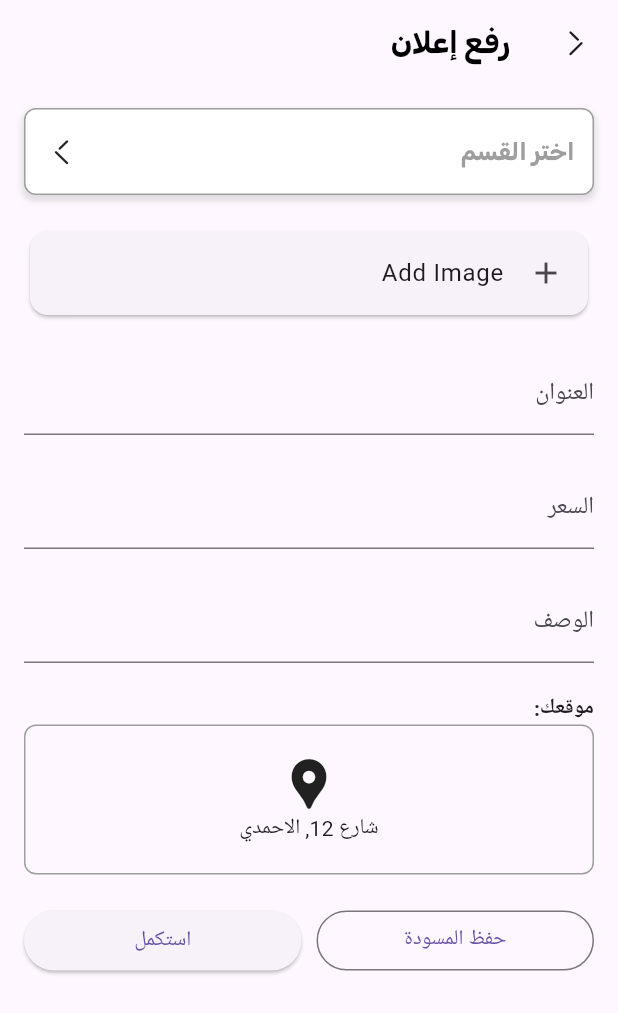
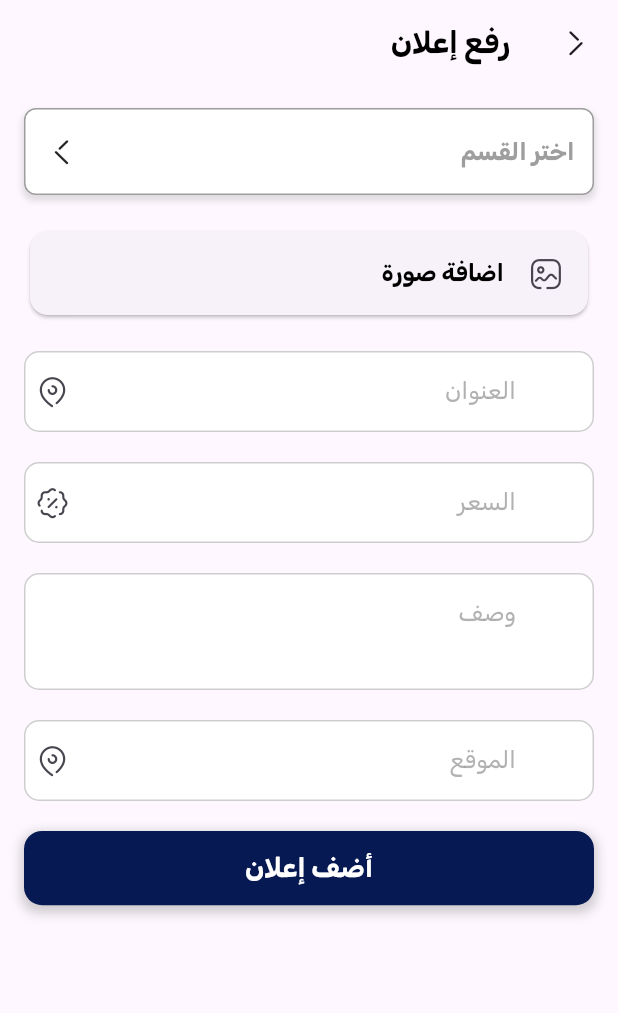
Before and after one commit to ibrahim-atef/sell-buy-app, a Flutter app: the CreateAdScreen screen opened by its route, on a phone screen of 412 x 824 dp. Shown: the top 1013 px of the screen. Run offline on Flutter 3.47's test engine with Material 3 defaults, Android fonts, the phone set to English and light mode, and no system bars; our stand-ins replace cloud_firestore, country_code_picker, firebase_auth, firebase_core, firebase_messaging, firebase_storage and 5 more; accounts and stored records are empty.

Commit message:
complete creation of ad functionality

```diff
--- a/lib/Language/ar.dart
+++ b/lib/Language/ar.dart
@@ -208,4 +208,19 @@ const Map<String, String> ar = {
   "Outdoor Furniture": "أثاث خارجي",
   "Create Ad": "رفع إعلان",
   "choose category": "اختر القسم",
+  "Please select at least one image.": "الرجاء تحديد صورة واحدة على الأقل.",
+  "Your ad has been uploaded successfully!": "تم تحميل أعلانك بنجاح!",
+  "User data not available.": "بيانات المستخدم غير متوفرة.",
+  "Success": "تم",
+  "Add Image": "اضافة صورة",
+"Please enter title": "الرجاء ادخال العنوان",
+  "title": "العنوان",
+  "Please enter the price": "الرجاء ادخال السعر",
+  "price"   : "السعر",
+  "Please enter a description": "الرجاء ادخال وصف",
+  "description": "وصف",
+  "address": "الموقع",
+  "Please enter address": "الرجاء ادخال العنوان",
+  "Error": "خطأ",
+  "Please select category and subcategory" : "الرجاء تحديد القسم والقسم الفرعي",
 };
--- a/lib/Language/en.dart
+++ b/lib/Language/en.dart
@@ -211,4 +211,20 @@ const Map<String, String> en = {
   "Outdoor Furniture": "Outdoor Furniture",
   "Create Ad": "Create Ad",
   "choose category": "choose category",
+  "Please select at least one image." : "Please select at least one image.",
+  "Your ad has been uploaded successfully!" : "Your ad has been uploaded successfully!",
+  "User data not available." : "User data not available.",
+  "Success" : "Success",
+  "Add Image" : "Add Image",
+"Please enter title" : "Please enter title",
+  "title" : "title",
+  "Please enter the price" : "Please enter the price",
+  "price" : "price",
+  "Please enter a description" : "Please enter a description",
+  "description" : "description",
+  "address" : "address",
+  "Please enter address" : "Please enter address",
+  "Error" : "Error",
+  "Please select category and subcategory" : "Please select category and subcategory",
+
 };
--- a/lib/Model/ad_model.dart
+++ b/lib/Model/ad_model.dart
@@ -11,6 +11,7 @@ class ItemModel {
   String postedTime;
   String ownerName;
   String ownerID;
+  String ownerPhoneNum;
   String category;
   String subCategory;
   Timestamp createdAt;
@@ -28,6 +29,7 @@ class ItemModel {
     required this.postedTime,
     required this.ownerName,
     required this.ownerID,
+    required this.ownerPhoneNum,
     required this.category,
     required this.subCategory,
     required this.createdAt,
@@ -48,6 +50,7 @@ class ItemModel {
       postedTime: json['postedTime'],
       ownerName: json['ownerName'],
       ownerID: json['ownerID'],
+      ownerPhoneNum: json['ownerPhoneNum'],
       category: json['category'],
       subCategory: json['subCategory'],
       createdAt: json['createdAt'],
@@ -69,6 +72,7 @@ class ItemModel {
       'postedTime': postedTime,
       'ownerName': ownerName,
       'ownerID': ownerID,
+      'ownerPhoneNum': ownerPhoneNum,
       'category': category,
       'subCategory': subCategory,
       'createdAt': createdAt,
--- a/lib/View/Screens/MainLayoutScreens/CreateAd/create_ad_screen.dart
+++ b/lib/View/Screens/MainLayoutScreens/CreateAd/create_ad_screen.dart
@@ -2,7 +2,10 @@ import 'package:cloud_firestore/cloud_firestore.dart';
 import 'package:flutter/material.dart';
 import 'package:get/get.dart';
 import 'package:sell_buy/Routes/routes.dart';
+import 'package:sell_buy/Services/firestore_methods.dart';
 import 'package:sell_buy/Utilities/icons.dart';
+import 'package:sell_buy/View/Widgets/utilities_widgets/button_component.dart';
+import 'package:sell_buy/View/Widgets/utilities_widgets/custom_text_from_field.dart';
 import 'package:sell_buy/view/widgets/utilities_widgets/text_Component.dart';
 
 import '../../../../Controllers/create_ad_controller.dart';
@@ -17,23 +20,11 @@ class CreateAdScreen extends StatefulWidget {
 
 class _CreateAdScreenState extends State<CreateAdScreen> {
   final _formKey = GlobalKey<FormState>();
-  ItemModel _item = ItemModel(
-    title: '',
-    location: '',
-    imagePath: '',
-    price: '',
-    description: '',
-    category: '',
-    subCategory: '',
-    imageUrls: [],
-    postedTime: '',
-    ownerName: '',
-    ownerID: '',
-    isSuspended: false,
-    createdAt: Timestamp.now(),
-    updatedAt: Timestamp.now(),
-    id: '',
-  );
+  final TextEditingController titleController = TextEditingController();
+  final TextEditingController addressController = TextEditingController();
+  final TextEditingController priceController = TextEditingController();
+  final TextEditingController descriptionController = TextEditingController();
+
   final controller = Get.put(CreateAdController());
 
   @override
@@ -103,9 +94,14 @@ class _CreateAdScreenState extends State<CreateAdScreen> {
                       crossAxisAlignment: CrossAxisAlignment.stretch,
                       children: [
                         Card(
-                          child: const ListTile(
-                            leading: Icon(Icons.add),
-                            title: Text("Add Image"),
+                          child: ListTile(
+                            leading: Icon(IconBroken.Image),
+                            title: TextComponent(
+                              text: "Add Image".tr,
+                              color: Colors.black,
+                              size: 16,
+                              fontWeight: FontWeight.bold,
+                            ),
                           ),
                         ),
                         Container(
@@ -174,113 +170,122 @@ class _CreateAdScreenState extends State<CreateAdScreen> {
                   const SizedBox(height: 20),
 
                   // Title Field
-                  TextFormField(
-                    decoration: const InputDecoration(labelText: 'العنوان'),
+                  CustomTextFromField(
+                    controller: titleController,
+                    obscureText: false,
                     validator: (value) {
                       if (value == null || value.isEmpty) {
-                        return 'يرجى إدخال العنوان';
+                        return "Please enter title".tr;
                       }
-                      return null;
                     },
-                    onSaved: (value) {
-                      _item.title = value!;
-                    },
-                    onChanged: (value) {
-                      _item.title = value;
-                    },
+                    hintText: 'title'.tr,
+                    textInputType: TextInputType.text,
+                    suffixIcon: Icon(IconBroken.Location),
                   ),
+
                   const SizedBox(height: 20),
 
                   // Price Field
-                  TextFormField(
-                    decoration: const InputDecoration(labelText: 'السعر'),
-                    keyboardType: TextInputType.number,
+                  CustomTextFromField(
+                    controller: priceController,
+                    obscureText: false,
                     validator: (value) {
                       if (value == null || value.isEmpty) {
-                        return 'يرجى إدخال السعر';
+                        return 'Please enter the price'.tr;
                       }
-                      return null;
                     },
-                    onSaved: (value) {
-                      _item.price = value!;
-                    },
-                    onChanged: (value) {
-                      _item.price = value;
-                    },
+                    hintText: 'price'.tr,
+                    textInputType: TextInputType.number,
+                    suffixIcon: Icon(IconBroken.Discount),
                   ),
                   const SizedBox(height: 20),
 
                   // Description Field
-                  TextFormField(
-                    decoration: const InputDecoration(labelText: 'الوصف'),
+                  CustomTextFromField(
+                    controller: descriptionController,
+                    obscureText: false,
                     validator: (value) {
                       if (value == null || value.isEmpty) {
-                        return 'يرجى إدخال الوصف';
+                        return 'Please enter a description'.tr;
                       }
                       return null;
                     },
-                    onSaved: (value) {
-                      _item.description = value!;
-                    },
-                    onChanged: (value) {
-                      _item.description = value;
-                    },
+                    hintText: 'description'.tr,
+                    textInputType: TextInputType.multiline,
+                    maxLines: 2,
+                    suffixIcon: SizedBox.shrink(),
                   ),
                   const SizedBox(height: 20),
 
                   // Location Section
-                  const Text('موقعك:',
-                      style: TextStyle(fontWeight: FontWeight.bold)),
-                  GestureDetector(
-                    onTap: () {
-                      // Implement location picker functionality
+
+                  CustomTextFromField(
+                    controller: addressController,
+                    hintText: 'address'.tr,
+                    validator: (value) {
+                      if (value == null || value.isEmpty) {
+                        return 'Please enter address'.tr;
+                      }
+                      return null;
                     },
-                    child: Container(
-                      height: 100,
-                      width: double.infinity,
-                      decoration: BoxDecoration(
-                        border: Border.all(color: Colors.grey),
-                        borderRadius: BorderRadius.circular(8),
-                      ),
-                      child: Column(
-                        mainAxisAlignment: MainAxisAlignment.center,
-                        children: const [
-                          Icon(Icons.location_pin, size: 40),
-                          Text('شارع 12, الاحمدي'),
-                        ],
-                      ),
-                    ),
+                    obscureText: false,
+                    textInputType: TextInputType.text,
+                    suffixIcon: Icon(IconBroken.Location),
                   ),
                   const SizedBox(height: 20),
 
-                  // Save Draft & Continue Buttons
-                  Row(
-                    children: [
-                      Expanded(
-                        child: OutlinedButton(
-                          onPressed: () {
-                            // Save Draft Logic
-                          },
-                          child: const Text('حفظ المسودة'),
-                        ),
-                      ),
-                      const SizedBox(width: 10),
-                      Expanded(
-                        child: ElevatedButton(
+                  ButtonComponent(
                     onPressed: () {
                       if (_formKey.currentState!.validate()) {
-                              _formKey.currentState!.save();
+                        if ( controller.selectedCategoryId==null||controller.selectedSubcategoryId==null) {
+                          Get.snackbar("Error".tr, "Please select category and subcategory".tr);
+                        }else{                        // Create the ad object with the form data
+                          ItemModel ad = ItemModel(
+                            id: FireStoreMethods.usersAddsCollection.doc().id,
+                            title: titleController.text.trim(),
+                            description: descriptionController.text.trim(),
+                            location: addressController.text.trim(),
+                            imagePath: '',
+                            imageUrls: [],
+                            price: priceController.text.trim(),
+                            postedTime: DateTime.now().toString(),
+                            ownerName: 'Owner Name',
+                            ownerID: 'Owner ID',
+                            ownerPhoneNum :"00000000",
+                            category: controller.selectedCategoryId ?? 'Unknown',
+                            subCategory:
+                            controller.selectedSubcategoryId ?? 'Unknown',
+                            createdAt: Timestamp.now(),
+                            updatedAt: Timestamp.now(),
+                          );
+
+                          // Call the controller's method to upload the ad
+                          if (controller.isAddingAd.value == false) {
+                            controller.uploadAd(ad);
+                          }
+
+                        }
                       }
                     },
-                          child: Obx(() {
+                    width: Get.width,
+                    text: Obx(() {
                       return controller.isAddingAd.value
-                                ? const CircularProgressIndicator()
-                                : const Text('استكمل');
+                          ? Padding(
+                        padding: const EdgeInsets.all(20.0),
+                        child: const LinearProgressIndicator(
+                          color: Colors.white,
+                          semanticsLabel: 'جاري المعالجة',
+                        ),
+                      )
+                          : TextComponent(
+                        text: "Create AD".tr,
+                        size: 18,
+                        color: Colors.white,
+                        fontWeight: FontWeight.bold,
+                      );
                     }),
                   ),
-                      ),
-                    ],
-                  ),
+                  SizedBox(height: 20),
                 ],
               ),
             ),
--- a/pubspec.yaml
+++ b/pubspec.yaml
@@ -50,7 +50,7 @@ dependencies:
   url_launcher:
   shimmer: ^3.0.0
   image_picker:
-  drag_and_drop_lists: ^0.4.1
+  firebase_storage:
 
 dev_dependencies:
   flutter_test:
```
Also changed, not shown: lib/Controllers/create_ad_controller.dart (+98 -2 lines), lib/Services/firestore_methods.dart (+24 -11 lines), lib/Utilities/my_strings.dart (+1 -13 lines), pubspec.lock. Lines whose indentation alone changed are shown as unchanged.
